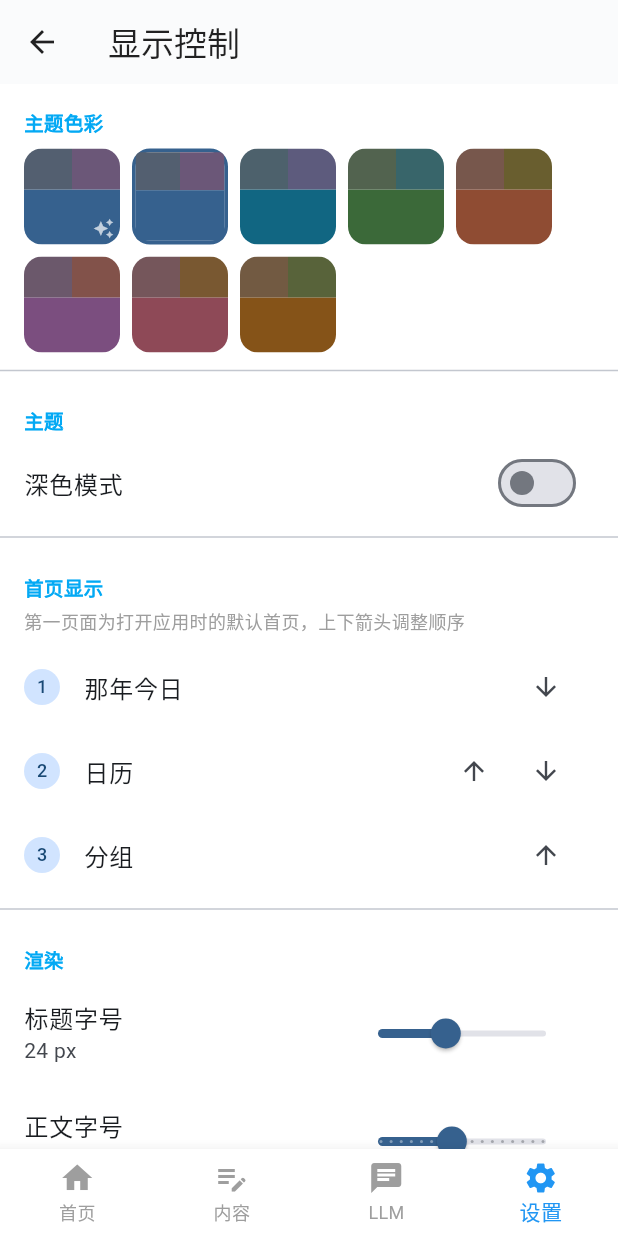
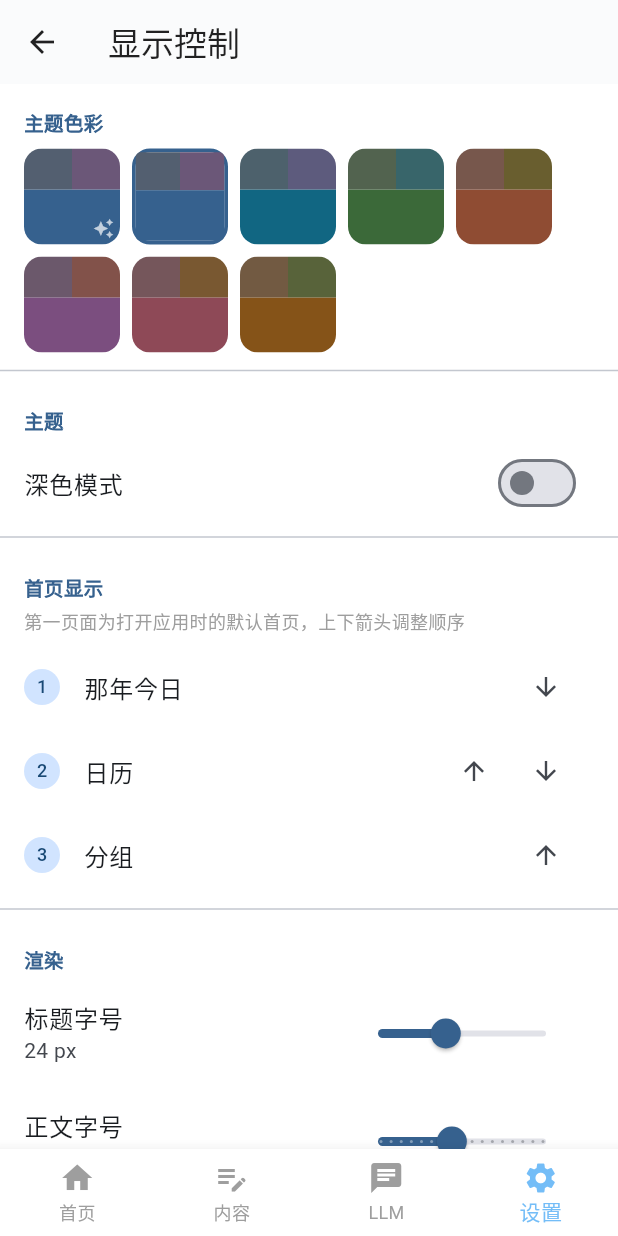
Before and after one commit to RockyrLiu/lite-diary, a Flutter app: the DisplayPage screen opened by its route, on a phone screen of 412 x 824 dp. Run offline on Flutter 3.47's test engine with Material 3 defaults, Android fonts, the phone set to English and light mode, and no system bars; our stand-ins replace drift, flutter_markdown, flutter_riverpod, go_router, image_picker, riverpod_annotation and 2 more; missing offline and left inert: lunar; accounts and stored records are empty; generated files the repository leaves out were written again.

Commit message:
style: 主题色统一 — 分组/日历/分类标题/导航栏/搜索结果
- SectionHeader 分类小字由硬编码改为 colorScheme.primary
- 分组页侧栏选中色跟随主题，淡化
- 日历年份选择器：1900-2100 全范围，默认聚焦今年，浅色背景
- 导航栏选中项对比度降低 (alpha 160)
- 搜索结果面板使用 surface 浅色背景

```diff
--- a/lib/pages/settings/display_page.dart
+++ b/lib/pages/settings/display_page.dart
@@ -86,7 +86,7 @@ class _DisplayPageState extends ConsumerState<DisplayPage> {
       appBar: AppBar(title: const Text('显示控制')),
       body: ListView(
         children: [
-              const SectionHeader('主题色彩', color: Colors.lightBlue),
+              const SectionHeader('主题色彩'),
           Padding(
             padding: const EdgeInsets.symmetric(horizontal: 12),
             child: Wrap(
@@ -108,7 +108,7 @@ class _DisplayPageState extends ConsumerState<DisplayPage> {
             ),
           ),
           const Divider(),
-          const SectionHeader('主题', color: Colors.lightBlue),
+          const SectionHeader('主题'),
           SwitchListTile(
             title: const Text('深色模式'),
             value: currentMode == ThemeMode.dark,
@@ -119,7 +119,7 @@ class _DisplayPageState extends ConsumerState<DisplayPage> {
             },
           ),
           const Divider(),
-          const SectionHeader('首页显示', color: Colors.lightBlue),
+          const SectionHeader('首页显示'),
           const Padding(
             padding: EdgeInsets.fromLTRB(16, 0, 16, 8),
             child: Text('第一页面为打开应用时的默认首页，上下箭头调整顺序', style: TextStyle(fontSize: 12, color: Colors.grey)),
@@ -137,7 +137,7 @@ class _DisplayPageState extends ConsumerState<DisplayPage> {
               );
             })),
           const Divider(),
-          const SectionHeader('渲染', color: Colors.lightBlue),
+          const SectionHeader('渲染'),
           ListTile(
             title: const Text('标题字号'),
             subtitle: Text('${renderSettings.titleSize.toInt()} px'),
@@ -157,7 +157,7 @@ class _DisplayPageState extends ConsumerState<DisplayPage> {
             })),
           ),
           const Divider(),
-          const SectionHeader('底部导航栏', color: Colors.lightBlue),
+          const SectionHeader('底部导航栏'),
           const Padding(
             padding: EdgeInsets.fromLTRB(16, 0, 16, 8),
             child: Text('即时生效', style: TextStyle(fontSize: 12, color: Colors.grey)),
--- a/lib/services/theme_service.dart
+++ b/lib/services/theme_service.dart
@@ -37,7 +37,7 @@ class AppTheme {
       ),
       bottomNavigationBarTheme: BottomNavigationBarThemeData(
         backgroundColor: Colors.white,
-        selectedItemColor: seed ?? Colors.lightBlue,
+        selectedItemColor: seed?.withAlpha(160) ?? Colors.lightBlue.shade200,
         unselectedItemColor: Colors.grey,
       ),
     );
--- a/lib/widgets/calendar_widget.dart
+++ b/lib/widgets/calendar_widget.dart
@@ -51,6 +51,7 @@ class _MonthCalendarWidgetState extends State<MonthCalendarWidget> {
           }
         });
         return SimpleDialog(
+          backgroundColor: Theme.of(ctx).colorScheme.surface,
           title: const Text('选择年份'),
           children: [
             SizedBox(
--- a/lib/widgets/search_widget.dart
+++ b/lib/widgets/search_widget.dart
@@ -74,7 +74,9 @@ class _SearchWidgetState extends ConsumerState<SearchWidget> {
 
   void _showResults() {
     showModalBottomSheet(
-      context: context, isScrollControlled: true,
+      context: context,
+      isScrollControlled: true,
+      backgroundColor: Theme.of(context).colorScheme.surface,
       builder: (ctx) => DraggableScrollableSheet(
         initialChildSize: 0.6, minChildSize: 0.3, maxChildSize: 0.9, expand: false,
         builder: (ctx, scrollController) => Column(children: [
--- a/lib/widgets/section_header.dart
+++ b/lib/widgets/section_header.dart
@@ -2,9 +2,8 @@ import 'package:flutter/material.dart';
 
 class SectionHeader extends StatelessWidget {
   final String title;
-  final Color color;
 
-  const SectionHeader(this.title, {super.key, this.color = Colors.lightBlue});
+  const SectionHeader(this.title, {super.key});
 
   @override
   Widget build(BuildContext context) {
@@ -12,7 +11,11 @@ class SectionHeader extends StatelessWidget {
       padding: const EdgeInsets.fromLTRB(16, 16, 16, 4),
       child: Text(
         title,
-        style: TextStyle(fontSize: 13, fontWeight: FontWeight.bold, color: color),
+        style: TextStyle(
+          fontSize: 13,
+          fontWeight: FontWeight.bold,
+          color: Theme.of(context).colorScheme.primary,
+        ),
       ),
     );
   }
```
Also changed, not shown: lib/pages/home/groups_page.dart (+9 -6 lines), lib/pages/settings/settings_page.dart (+5 -5 lines).
